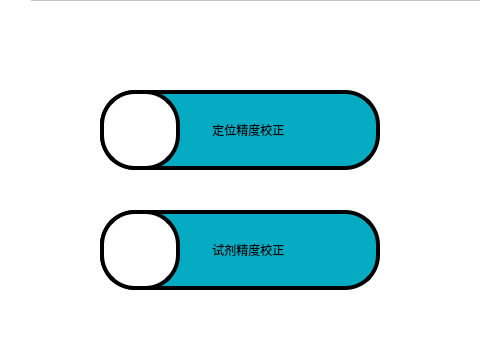
Before: the Qt Designer form gui/set.ui in mysondrink/qt0922, drawn with Qt 5; both pictures show x 160 to 640 and y 0 to 350 of the 800 by 450 pixel window.
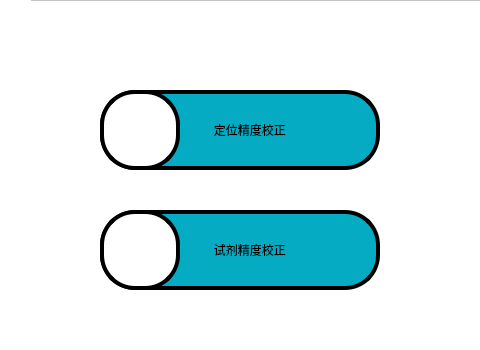
After: the same form once the commit is applied.

Patch:
```diff
--- a/gui/set.ui
+++ b/gui/set.ui
@@ -120,7 +120,7 @@
 </string>
     </property>
     <property name="text">
-     <string>     定位精度校正</string>
+     <string>      定位精度校正</string>
     </property>
    </widget>
    <widget class="QPushButton" name="pushButton_2">
@@ -146,7 +146,7 @@
 </string>
     </property>
     <property name="text">
-     <string>     试剂精度校正</string>
+     <string>      试剂精度校正</string>
     </property>
    </widget>
    <widget class="QLabel" name="label">
```
